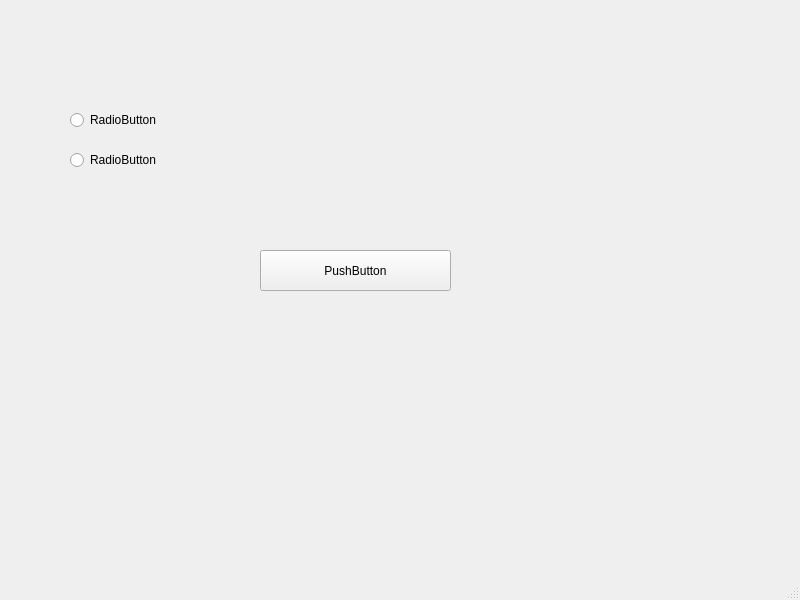
danielnv051/Assignment-17, file mainwindow.ui: the form before one commit.
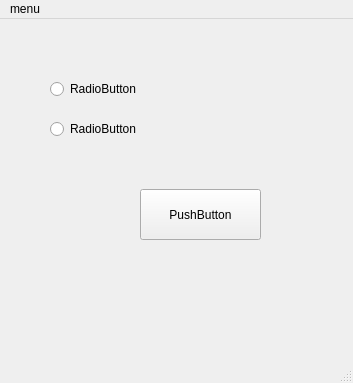
The form after the commit.

Diff of the .ui file:
```diff
--- a/mainwindow.ui
+++ b/mainwindow.ui
@@ -6,8 +6,8 @@
    <rect>
     <x>0</x>
     <y>0</y>
-    <width>800</width>
-    <height>600</height>
+    <width>353</width>
+    <height>383</height>
    </rect>
   </property>
   <property name="windowTitle">
@@ -17,8 +17,8 @@
    <widget class="QRadioButton" name="radioButton">
     <property name="geometry">
      <rect>
-      <x>70</x>
-      <y>110</y>
+      <x>50</x>
+      <y>60</y>
       <width>89</width>
       <height>20</height>
      </rect>
@@ -30,8 +30,8 @@
    <widget class="QRadioButton" name="radioButton_2">
     <property name="geometry">
      <rect>
-      <x>70</x>
-      <y>150</y>
+      <x>50</x>
+      <y>100</y>
       <width>89</width>
       <height>20</height>
      </rect>
@@ -43,10 +43,10 @@
    <widget class="QPushButton" name="pushButton">
     <property name="geometry">
      <rect>
-      <x>260</x>
-      <y>250</y>
-      <width>191</width>
-      <height>41</height>
+      <x>140</x>
+      <y>170</y>
+      <width>121</width>
+      <height>51</height>
      </rect>
     </property>
     <property name="text">
@@ -59,10 +59,19 @@
     <rect>
      <x>0</x>
      <y>0</y>
-     <width>800</width>
+     <width>353</width>
      <height>22</height>
     </rect>
    </property>
+   <widget class="QMenu" name="menumenu">
+    <property name="title">
+     <string>menu</string>
+    </property>
+    <addaction name="actionfirst"/>
+    <addaction name="separator"/>
+    <addaction name="actionsecond"/>
+   </widget>
+   <addaction name="menumenu"/>
   </widget>
   <widget class="QStatusBar" name="statusbar"/>
  </widget>
```
Left out of the diff: 10 changed lines with no effect on the pictures.
